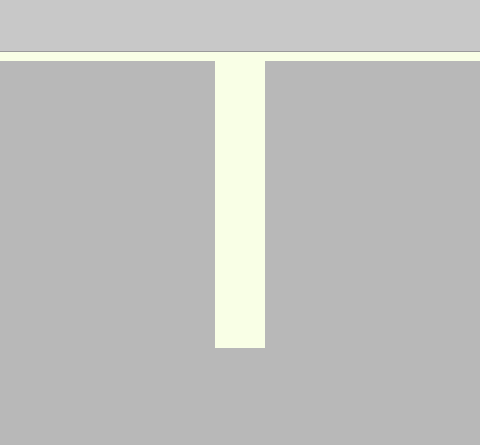
capp-adocia/HMCW, file suggestion.ui: the form before one commit; both pictures show x 189 to 669 and y 326 to 771 of the 945 by 771 pixel window.
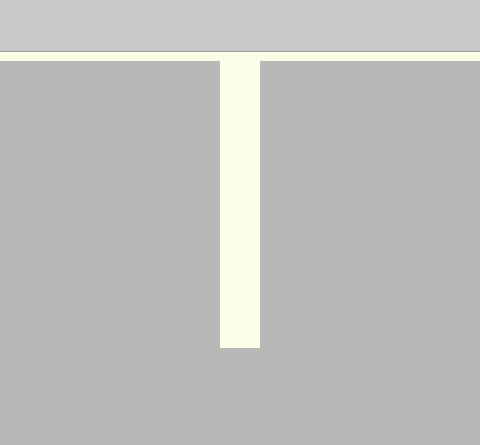
The form after the commit.

The edit to the form file:
```diff
--- a/suggestion.ui
+++ b/suggestion.ui
@@ -193,13 +193,13 @@
           <widget class="QWidget" name="BillboardDown" native="true">
            <property name="minimumSize">
             <size>
-             <width>50</width>
+             <width>40</width>
              <height>290</height>
             </size>
            </property>
            <property name="maximumSize">
             <size>
-             <width>50</width>
+             <width>40</width>
              <height>290</height>
             </size>
            </property>
```
Left out of the diff: 3 changed lines with no effect on the pictures.
